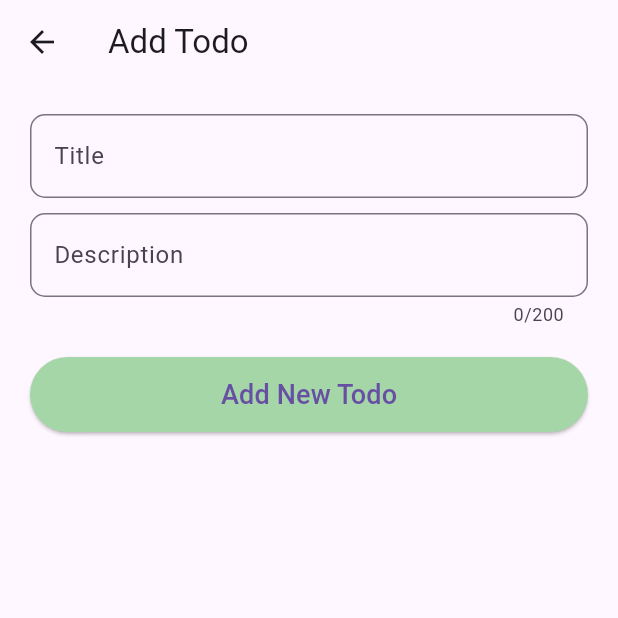
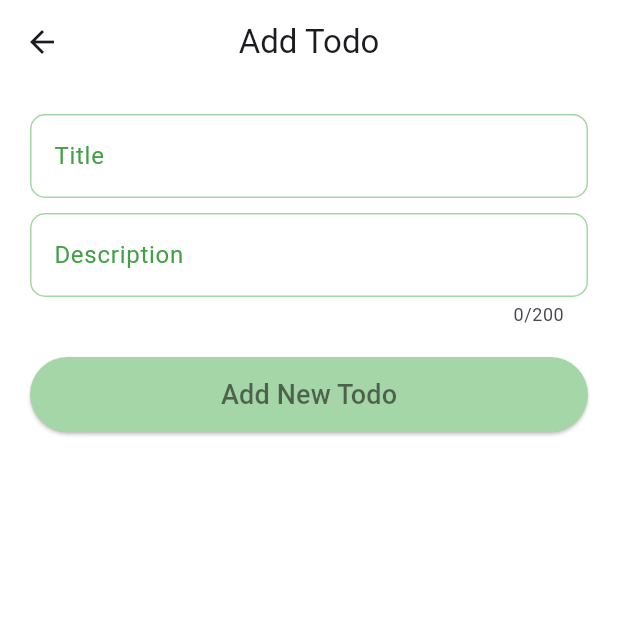
Before and after one commit to avikgh/todo_app_flutter, a Flutter app: the screen it shows after launch, after a tap on "Add", on a phone screen of 412 x 824 dp, the top half of it. Run offline on Flutter 3.47's test engine with Material 3 defaults, Android fonts, the phone set to English and light mode, and no system bars.

```diff
--- a/lib/app.dart
+++ b/lib/app.dart
@@ -17,9 +17,16 @@ class TodoApp extends StatelessWidget {
   ThemeData _lightTheme() {
     return ThemeData(
       inputDecorationTheme: InputDecorationTheme(
+        labelStyle: TextStyle(
+          color: Colors.green.shade600
+        ),
         border: OutlineInputBorder(
           borderRadius: BorderRadius.circular(10),
           borderSide: BorderSide(color: Colors.green.shade200)
+        ),
+        enabledBorder: OutlineInputBorder(
+            borderRadius: BorderRadius.circular(10),
+            borderSide: BorderSide(color: Colors.green.shade200)
         ),
         disabledBorder: OutlineInputBorder(
             borderRadius: BorderRadius.circular(10),
@@ -27,17 +34,19 @@ class TodoApp extends StatelessWidget {
         ),
         focusedBorder: OutlineInputBorder(
             borderRadius: BorderRadius.circular(10),
-            borderSide: BorderSide(color: Colors.green.shade200)
+            borderSide: BorderSide(color: Colors.green.shade200, width: 2),
         ),
       ),
       floatingActionButtonTheme: FloatingActionButtonThemeData(
-        backgroundColor: Colors.green.shade200
+        backgroundColor: Colors.green.shade200,
+        foregroundColor: Colors.black54
       ),
       elevatedButtonTheme: ElevatedButtonThemeData(
         style: ElevatedButton.styleFrom(
-          backgroundColor: Colors.green.shade200
+          backgroundColor: Colors.green.shade200,
+          foregroundColor: Colors.black54
         )
-      )
+      ),
     );
   }
 }
--- a/lib/entities/todo.dart
+++ b/lib/entities/todo.dart
@@ -1,7 +1,7 @@
 class Todo {
   String title;
   String description;
-  String time;
+  DateTime time;
   bool isDone;
   Todo(this.title, this.description, this.time, [this.isDone = false]);
 }
--- a/lib/ui/screens/add_new_todo_screen.dart
+++ b/lib/ui/screens/add_new_todo_screen.dart
@@ -1,7 +1,16 @@
 import 'package:flutter/material.dart';
+import 'package:todo_app/entities/todo.dart';
 
-class AddNewTodoScreen extends StatelessWidget {
-  AddNewTodoScreen({super.key});
+class AddNewTodoScreen extends StatefulWidget {
+  AddNewTodoScreen({super.key, required this.onAddNewTodo});
+
+  final Function(Todo) onAddNewTodo;
+
+  @override
+  State<AddNewTodoScreen> createState() => _AddNewTodoScreenState();
+}
+
+class _AddNewTodoScreenState extends State<AddNewTodoScreen> {
 
   final TextEditingController _titleTEController = TextEditingController();
   final TextEditingController _descriptionTEController = TextEditingController();
@@ -10,8 +19,11 @@ class AddNewTodoScreen extends StatelessWidget {
   @override
   Widget build(BuildContext context) {
     return Scaffold(
+      backgroundColor: Colors.white,
       appBar: AppBar(
+        backgroundColor: Colors.white,
         title: Text('Add Todo'),
+        centerTitle: true,
       ),
       body: Form(
         key: _formKey,
@@ -22,12 +34,12 @@ class AddNewTodoScreen extends StatelessWidget {
               TextFormField(
                 autovalidateMode: AutovalidateMode.onUserInteraction,
                 controller: _titleTEController,
-                decoration: InputDecoration(
-                  label: Text('Title')
-                ),
+                decoration: InputDecoration(label: Text('Title')),
                 validator: _isValidate,
               ),
-              SizedBox(height: 10,),
+              SizedBox(
+                height: 10,
+              ),
               TextFormField(
                 autovalidateMode: AutovalidateMode.onUserInteraction,
                 controller: _descriptionTEController,
@@ -37,19 +49,25 @@ class AddNewTodoScreen extends StatelessWidget {
                 ),
                 validator: _isValidate,
               ),
-              SizedBox(height: 20,),
+              SizedBox(
+                height: 20,
+              ),
               SizedBox(
                 height: 50,
                 width: double.maxFinite,
                 child: ElevatedButton(
                   onPressed: () {
-                    if(_formKey.currentState!.validate()) {
+                    if (_formKey.currentState!.validate()) {
+                      Todo todo = Todo(_titleTEController.text.trim(),
+                          _descriptionTEController.text.trim(), DateTime.now());
+                      widget.onAddNewTodo(todo);
                       Navigator.pop(context);
                     }
                   },
-                  child: Text('Add New Todo', style: TextStyle(
-                    fontSize: 18
-                  ),),
+                  child: Text(
+                    'Add New Todo',
+                    style: TextStyle(fontSize: 18),
+                  ),
                 ),
               )
             ],
@@ -60,7 +78,7 @@ class AddNewTodoScreen extends StatelessWidget {
   }
 
   String? _isValidate(String? value) {
-    if(value!.trim().isEmpty ?? true) {
+    if (value!.trim().isEmpty ?? true) {
       return 'Enter a title';
     }
     return null;
--- a/lib/ui/screens/tabs/all_todo_list_tab.dart
+++ b/lib/ui/screens/tabs/all_todo_list_tab.dart
@@ -4,21 +4,31 @@ import '../../../entities/todo.dart';
 import '../../widgets/todo_item.dart';
 
 class AllTodoListTab extends StatelessWidget {
-  const AllTodoListTab({super.key});
+  const AllTodoListTab(
+      {super.key,
+        required this.onDeleteTodo,
+        required this.onChangeStatus,
+        required this.todoList,});
+
+  final List<Todo> todoList;
+  final Function(int) onDeleteTodo;
+  final Function(int) onChangeStatus;
 
   @override
   Widget build(BuildContext context) {
     return ListView.builder(
-      itemCount: 5,
+      itemCount: todoList.length,
       itemBuilder: (context, index) {
         return Dismissible(
           key: UniqueKey(),
+          onDismissed: (_) {
+            onDeleteTodo(index);
+          },
           child: TodoItem(
-            todo: Todo(
-              'Title will be here',
-              'Description will be here',
-              DateTime.now().toString(),
-            ),
+            todo: todoList[index],
+            onTapStatusChangeButton: () {
+              onChangeStatus(index);
+            },
           ),
         );
       },
--- a/lib/ui/screens/tabs/done_todo_list_tab.dart
+++ b/lib/ui/screens/tabs/done_todo_list_tab.dart
@@ -17,8 +17,11 @@ class DoneTodoListTab extends StatelessWidget {
             todo: Todo(
               'Title will be here',
               'Description will be here',
-              DateTime.now().toString(),
+              DateTime.now(),
             ),
+            onTapStatusChangeButton: () {
+
+            },
           ),
         );
       },
--- a/lib/ui/screens/tabs/undone_todo_list_tab.dart
+++ b/lib/ui/screens/tabs/undone_todo_list_tab.dart
@@ -17,8 +17,11 @@ class UndoneTodoListTab extends StatelessWidget {
             todo: Todo(
               'Title will be here',
               'Description will be here',
-              DateTime.now().toString(),
+              DateTime.now(),
             ),
+            onTapStatusChangeButton: () {
+
+            },
           ),
         );
       },
--- a/lib/ui/screens/todo_list_screen.dart
+++ b/lib/ui/screens/todo_list_screen.dart
@@ -13,6 +13,7 @@ class TodoListScreen extends StatefulWidget {
 }
 
 class _TodoListScreenState extends State<TodoListScreen> {
+
   List<Todo> _todoList = [];
 
   @override
@@ -20,47 +21,86 @@ class _TodoListScreenState extends State<TodoListScreen> {
     return DefaultTabController(
       length: 3,
       child: Scaffold(
+        backgroundColor: Colors.white,
         appBar: AppBar(
+          backgroundColor: Colors.white,
           title: Text(
             'Todo List',
             style: TextStyle(fontSize: 25),
           ),
+          centerTitle: true,
           bottom: TabBar(
             tabs: [
-              Text('All'),
-              Text('Done'),
-              Text('Undone')
+              Text(
+                'All',
+                style: TextStyle(color: Colors.black, fontSize: 15),
+              ),
+              Text(
+                'Done',
+                style: TextStyle(
+                  color: Colors.green,
+                  fontSize: 15,
+                ),
+              ),
+              Text(
+                'Undone',
+                style: TextStyle(color: Colors.red, fontSize: 15),
+              )
             ],
           ),
         ),
         body: TabBarView(
           children: [
-            AllTodoListTab(),
+            AllTodoListTab(
+              todoList: _todoList,
+              onDeleteTodo: _deleteTodo,
+              onChangeStatus: _changeStatus,
+            ),
             DoneTodoListTab(),
             UndoneTodoListTab()
           ],
         ),
-        floatingActionButton: _addTodoFABButton(),
-      ),
+        floatingActionButton: buildFloatingActionButton(context)
+      )
     );
   }
-}
 
-class _addTodoFABButton extends StatelessWidget {
-  const _addTodoFABButton({
-    super.key,
-  });
-
-  @override
-  Widget build(BuildContext context) {
+  FloatingActionButton buildFloatingActionButton(BuildContext context) {
     return FloatingActionButton.extended(
         onPressed: () {
-        Navigator.push(context,
-            MaterialPageRoute(builder: (context) => AddNewTodoScreen()));
+          Navigator.push(
+              context,
+              MaterialPageRoute(
+                  builder: (context) => AddNewTodoScreen(
+                    onAddNewTodo: _addNewTodo
+                  )
+              )
+          );
         },
         tooltip: 'Add new todo',
         label: Text('Add'),
         icon: Icon(Icons.add),
       );
   }
+
+  void _addNewTodo(Todo todo) {
+    _todoList.add(todo);
+    if (mounted) {
+      setState(() {});
     }
+  }
+
+  void _deleteTodo(int index) {
+    _todoList.removeAt(index);
+    if (mounted) {
+      setState(() {});
+    }
+  }
+
+  void _changeStatus(int index) {
+    _todoList[index].isDone = !_todoList[index].isDone;
+    if (mounted) {
+      setState(() {});
+    }
+  }
+}
```
Also changed, not shown: lib/ui/widgets/todo_item.dart (+23 -11 lines). Lines whose indentation alone changed are shown as unchanged.
